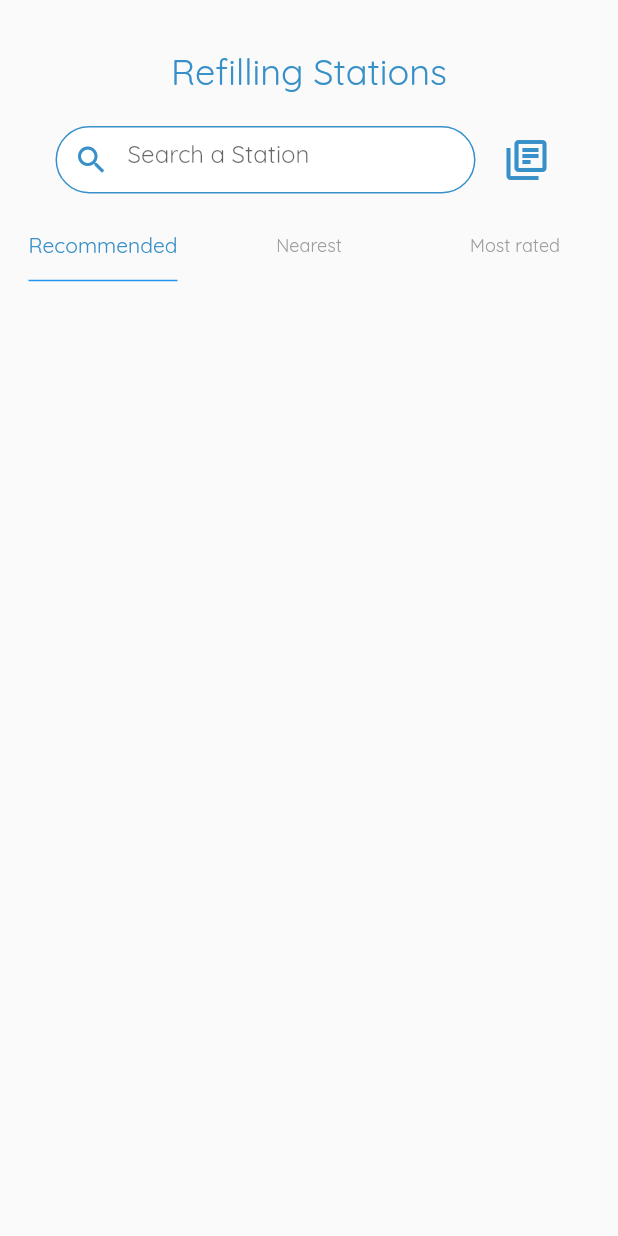
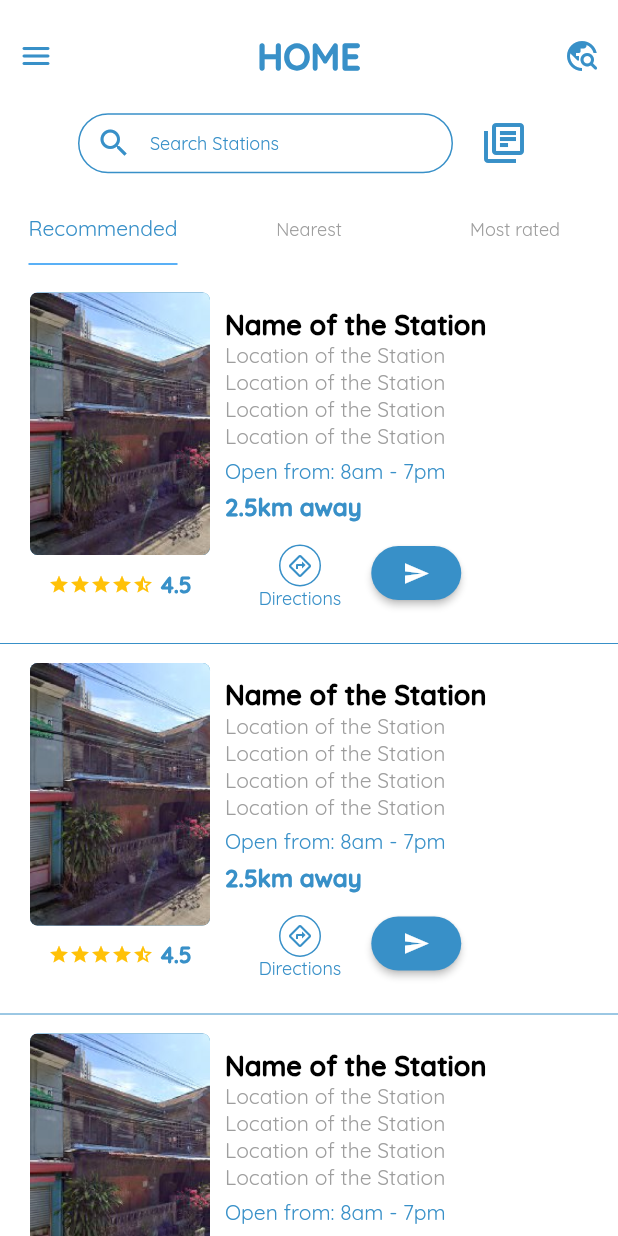
Before and after one commit to lansoyyy/project_agos, a Flutter app: the HomeScreen screen opened directly, on a phone screen of 412 x 824 dp. Run offline on Flutter 3.47's test engine with Material 2 defaults, Android fonts, the phone set to English and light mode, and no system bars; our stand-ins replace fluttertoast.

Commit message:
added home screen

```diff
--- a/lib/screens/home_screen.dart
+++ b/lib/screens/home_screen.dart
@@ -1,4 +1,4 @@
-import 'package:agos/screens/tabs/recommended_tab.dart';
+import 'package:agos/screens/tabs/station_list_tab.dart';
 import 'package:agos/utils/colors.dart';
 import 'package:agos/widgets/text_widget.dart';
 import 'package:flutter/material.dart';
@@ -20,35 +20,63 @@ class _HomeScreenState extends State<HomeScreen> {
     return DefaultTabController(
       length: 3,
       child: Scaffold(
-        body: Column(
+        drawerEnableOpenDragGesture: false,
+        drawer: const Drawer(),
+        backgroundColor: Colors.white,
+        body: SafeArea(
+          child: Column(
             children: [
-            Container(
-              decoration: const BoxDecoration(),
-              height: 220,
+              SizedBox(
+                height: 190,
                 child: Column(
                   mainAxisAlignment: MainAxisAlignment.center,
                   crossAxisAlignment: CrossAxisAlignment.center,
                   children: [
-                  Center(
-                    child: TextRegular(
-                      text: 'Refilling Stations',
+                    Row(
+                      mainAxisAlignment: MainAxisAlignment.spaceBetween,
+                      children: [
+                        Builder(builder: (context) {
+                          return IconButton(
+                            onPressed: () {
+                              Scaffold.of(context).openDrawer();
+                            },
+                            icon: const Icon(
+                              Icons.menu_rounded,
+                              color: primary,
+                            ),
+                          );
+                        }),
+                        TextBold(
+                          text: 'HOME',
                           fontSize: 24,
                           color: primary,
                         ),
+                        IconButton(
+                          onPressed: () {},
+                          icon: const Icon(
+                            Icons.travel_explore_rounded,
+                            color: primary,
+                          ),
+                        )
+                      ],
                     ),
                     const SizedBox(
-                    height: 20,
+                      height: 10,
                     ),
                     Row(
                       mainAxisAlignment: MainAxisAlignment.center,
                       children: [
                         Container(
-                        height: 45,
-                        width: 280,
+                          height: 40,
+                          width: 250,
                           decoration: BoxDecoration(
                               borderRadius: BorderRadius.circular(100)),
                           child: TextFormField(
-                          textCapitalization: TextCapitalization.sentences,
+                            style: const TextStyle(
+                              fontFamily: 'QBold',
+                              color: primary,
+                            ),
+                            textCapitalization: TextCapitalization.words,
                             controller: messageController,
                             decoration: InputDecoration(
                                 prefixIcon: const Icon(
@@ -72,19 +100,21 @@ class _HomeScreenState extends State<HomeScreen> {
                                 fillColor: Colors.white,
                                 filled: true,
                                 enabledBorder: OutlineInputBorder(
-                                borderSide:
-                                    const BorderSide(width: 1, color: primary),
+                                  borderSide: const BorderSide(
+                                      width: 1, color: primary),
                                   borderRadius: BorderRadius.circular(50),
                                 ),
                                 focusedBorder: OutlineInputBorder(
-                                borderSide:
-                                    const BorderSide(width: 1, color: primary),
+                                  borderSide: const BorderSide(
+                                      width: 1, color: primary),
                                   borderRadius: BorderRadius.circular(50),
                                 ),
-                              hintText: 'Search a Station',
+                                hintText: 'Search Stations',
                                 border: InputBorder.none,
                                 hintStyle: const TextStyle(
                                   fontFamily: 'QRegular',
+                                  color: primary,
+                                  fontSize: 12,
                                 )),
                             onChanged: (value) {
                               setState(() {
@@ -110,6 +140,8 @@ class _HomeScreenState extends State<HomeScreen> {
                       height: 10,
                     ),
                     const TabBar(
+                      labelPadding: EdgeInsets.all(0),
+                      indicatorPadding: EdgeInsets.all(0),
                       indicatorSize: TabBarIndicatorSize.label,
                       indicatorWeight: 1,
                       labelStyle: TextStyle(
@@ -139,16 +171,13 @@ class _HomeScreenState extends State<HomeScreen> {
                   ],
                 ),
               ),
-            const SizedBox(
-              height: 20,
-            ),
               const Expanded(
                 child: SizedBox(
                   child: TabBarView(
                     children: [
-                    RecommendedTab(),
-                    SizedBox(),
-                    SizedBox(),
+                      StationList(),
+                      StationList(),
+                      StationList(),
                     ],
                   ),
                 ),
@@ -156,6 +185,7 @@ class _HomeScreenState extends State<HomeScreen> {
             ],
           ),
         ),
+      ),
     );
   }
 }
--- a/lib/screens/tabs/recommended_tab.dart
+++ /dev/null
@@ -1,10 +0,0 @@
-import 'package:flutter/material.dart';
-
-class RecommendedTab extends StatelessWidget {
-  const RecommendedTab({super.key});
-
-  @override
-  Widget build(BuildContext context) {
-    return ListView();
-  }
-}
--- /dev/null
+++ b/lib/screens/tabs/station_list_tab.dart
@@ -0,0 +1,206 @@
+import 'package:agos/utils/colors.dart';
+import 'package:flutter/material.dart';
+
+import '../../widgets/text_widget.dart';
+
+class StationList extends StatelessWidget {
+  const StationList({super.key});
+
+  @override
+  Widget build(BuildContext context) {
+    return ListView.separated(
+      itemCount: 50,
+      separatorBuilder: (context, index) {
+        return const Divider(
+          color: primary,
+        );
+      },
+      itemBuilder: (context, index) {
+        return Padding(
+          padding:
+              const EdgeInsets.only(left: 20, right: 20, top: 5, bottom: 5),
+          child: Row(
+            mainAxisAlignment: MainAxisAlignment.start,
+            crossAxisAlignment: CrossAxisAlignment.start,
+            children: [
+              Column(
+                crossAxisAlignment: CrossAxisAlignment.center,
+                mainAxisAlignment: MainAxisAlignment.center,
+                children: [
+                  Container(
+                    width: 120,
+                    height: 175,
+                    decoration: BoxDecoration(
+                      image: const DecorationImage(
+                        image: AssetImage(
+                          'assets/images/station.png',
+                        ),
+                        fit: BoxFit.cover,
+                      ),
+                      color: primary,
+                      borderRadius: BorderRadius.circular(5),
+                    ),
+                  ),
+                  const SizedBox(
+                    height: 10,
+                  ),
+                  Center(
+                    child: Row(
+                      crossAxisAlignment: CrossAxisAlignment.center,
+                      mainAxisAlignment: MainAxisAlignment.center,
+                      children: [
+                        Row(
+                          children: const [
+                            Icon(
+                              Icons.star,
+                              color: Colors.amber,
+                              size: 14,
+                            ),
+                            Icon(
+                              Icons.star,
+                              color: Colors.amber,
+                              size: 14,
+                            ),
+                            Icon(
+                              Icons.star,
+                              color: Colors.amber,
+                              size: 14,
+                            ),
+                            Icon(
+                              Icons.star,
+                              color: Colors.amber,
+                              size: 14,
+                            ),
+                            Icon(
+                              Icons.star_half,
+                              color: Colors.amber,
+                              size: 14,
+                            ),
+                          ],
+                        ),
+                        const SizedBox(
+                          width: 5,
+                        ),
+                        TextBold(
+                          text: '4.5',
+                          fontSize: 15,
+                          color: primary,
+                        ),
+                      ],
+                    ),
+                  ),
+                ],
+              ),
+              const SizedBox(
+                width: 10,
+              ),
+              Padding(
+                padding: const EdgeInsets.only(top: 10, bottom: 10),
+                child: Column(
+                  children: [
+                    Column(
+                      crossAxisAlignment: CrossAxisAlignment.start,
+                      mainAxisAlignment: MainAxisAlignment.start,
+                      children: [
+                        TextBold(
+                          text: 'Name of the Station',
+                          fontSize: 18,
+                          color: Colors.black,
+                        ),
+                        SizedBox(
+                          width: 180,
+                          child: TextRegular(
+                            text:
+                                'Location of the Station Location of the Station Location of the Station Location of the Station',
+                            fontSize: 14,
+                            color: Colors.grey,
+                          ),
+                        ),
+                        const SizedBox(
+                          height: 5,
+                        ),
+                        SizedBox(
+                          width: 180,
+                          child: TextRegular(
+                            text: 'Open from: 8am - 7pm',
+                            fontSize: 14,
+                            color: primary,
+                          ),
+                        ),
+                        const SizedBox(
+                          height: 5,
+                        ),
+                        TextBold(
+                          text: '2.5km away',
+                          fontSize: 16,
+                          color: primary,
+                        ),
+                        const SizedBox(
+                          height: 10,
+                        ),
+                      ],
+                    ),
+                    Align(
+                      alignment: Alignment.bottomRight,
+                      child: Row(
+                        mainAxisAlignment: MainAxisAlignment.end,
+                        crossAxisAlignment: CrossAxisAlignment.end,
+                        children: [
+                          GestureDetector(
+                            onTap: () {},
+                            child: Column(
+                              crossAxisAlignment: CrossAxisAlignment.center,
+                              children: [
+                                Container(
+                                  decoration: BoxDecoration(
+                                    border: Border.all(
+                                      color: primary,
+                                    ),
+                                    borderRadius: BorderRadius.circular(100),
+                                  ),
+                                  child: const Padding(
+                                    padding: EdgeInsets.all(5.0),
+                                    child: Icon(
+                                      Icons.directions_outlined,
+                                      color: primary,
+                                      size: 16,
+                                    ),
+                                  ),
+                                ),
+                                TextRegular(
+                                  text: 'Directions',
+                                  fontSize: 12,
+                                  color: primary,
+                                ),
+                              ],
+                            ),
+                          ),
+                          const SizedBox(
+                            width: 20,
+                          ),
+                          MaterialButton(
+                            elevation: 2,
+                            minWidth: 60,
+                            shape: RoundedRectangleBorder(
+                                borderRadius: BorderRadius.circular(100)),
+                            color: primary,
+                            onPressed: (() async {}),
+                            child: const Icon(
+                              Icons.send,
+                              color: Colors.white,
+                              size: 18,
+                            ),
+                          ),
+                        ],
+                      ),
+                    ),
+                  ],
+                ),
+              ),
+            ],
+          ),
+        );
+      },
+    );
+  }
+}
```
Also changed, not shown: assets/images/station.png (added), 1 other file. Lines whose indentation alone changed are shown as unchanged.
